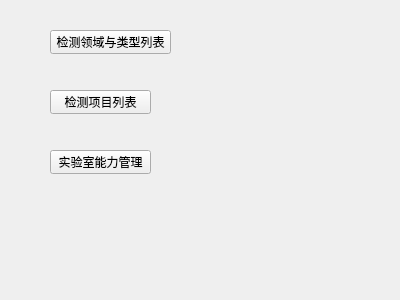
This is src/LabCapabilitiesManager/labcapabilitiesmanagerui.ui in hcc01/ELIMS as Qt 5 draws it before an edit. The edited form follows.
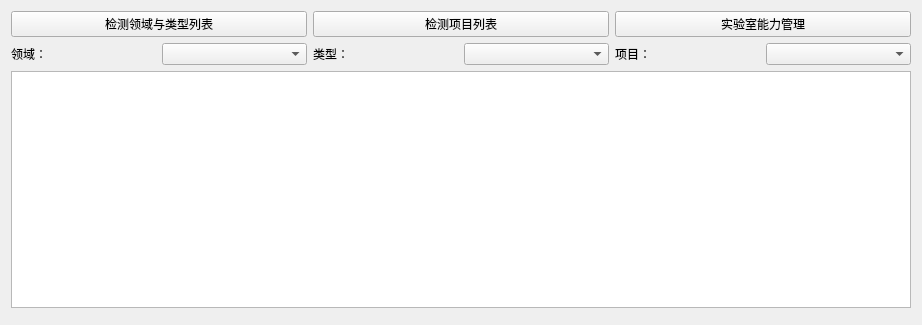
This is the edited form. Custom widgets are drawn as their Qt base class.

Diff of the .ui file:
```diff
--- a/src/LabCapabilitiesManager/labcapabilitiesmanagerui.ui
+++ b/src/LabCapabilitiesManager/labcapabilitiesmanagerui.ui
@@ -6,53 +6,93 @@
    <rect>
     <x>0</x>
     <y>0</y>
-    <width>400</width>
-    <height>300</height>
+    <width>922</width>
+    <height>325</height>
    </rect>
   </property>
   <property name="windowTitle">
    <string>Form</string>
   </property>
+  <layout class="QVBoxLayout" name="verticalLayout_2">
+   <item>
+    <layout class="QHBoxLayout" name="horizontalLayout">
+     <item>
   <widget class="QPushButton" name="testTypeEditBtn">
-   <property name="geometry">
-    <rect>
-     <x>50</x>
-     <y>30</y>
-     <width>121</width>
-     <height>24</height>
-    </rect>
-   </property>
    <property name="text">
     <string>检测领域与类型列表</string>
    </property>
   </widget>
+     </item>
+     <item>
   <widget class="QPushButton" name="pushButton_2">
-   <property name="geometry">
-    <rect>
-     <x>50</x>
-     <y>90</y>
-     <width>101</width>
-     <height>24</height>
-    </rect>
-   </property>
    <property name="text">
     <string>检测项目列表</string>
    </property>
   </widget>
+     </item>
+     <item>
   <widget class="QPushButton" name="pushButton_3">
-   <property name="geometry">
-    <rect>
-     <x>50</x>
-     <y>150</y>
-     <width>101</width>
-     <height>24</height>
-    </rect>
-   </property>
    <property name="text">
     <string>实验室能力管理</string>
    </property>
   </widget>
- </widget>
+     </item>
+    </layout>
+   </item>
+   <item>
+    <layout class="QHBoxLayout" name="horizontalLayout_2">
+     <item>
+      <widget class="QLabel" name="label">
+       <property name="text">
+        <string>领域：</string>
+       </property>
+      </widget>
+     </item>
+     <item>
+      <widget class="QComboBox" name="comboBox"/>
+     </item>
+     <item>
+      <widget class="QLabel" name="label_2">
+       <property name="text">
+        <string>类型：</string>
+       </property>
+      </widget>
+     </item>
+     <item>
+      <widget class="QComboBox" name="comboBox_2"/>
+     </item>
+     <item>
+      <widget class="QLabel" name="label_3">
+       <property name="text">
+        <string>项目：</string>
+       </property>
+      </widget>
+     </item>
+     <item>
+      <widget class="QComboBox" name="comboBox_3"/>
+     </item>
+    </layout>
+   </item>
+   <item>
+    <layout class="QVBoxLayout" name="verticalLayout">
+     <item>
+      <widget class="QTableView" name="methodView"/>
+     </item>
+     <item>
+      <widget class="SqlPageControleUI" name="pageCtrl" native="true"/>
+     </item>
+    </layout>
+   </item>
+  </layout>
+ </widget>
+ <customwidgets>
+  <customwidget>
+   <class>SqlPageControleUI</class>
+   <extends>QWidget</extends>
+   <header>../sqlPageControleUI/sqlpagecontroleui.h</header>
+   <container>1</container>
+  </customwidget>
+ </customwidgets>
  <resources/>
  <connections/>
 </ui>
```
Lines whose indentation alone changed are shown as unchanged.
